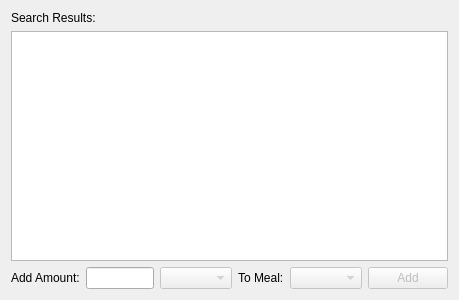
First picture: the form in src/select_food_control.ui, repository tylermchenry/nutrition_tracker, before the edit.
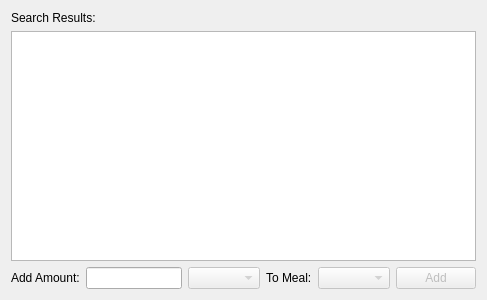
Second picture: the form after the edit.

Commit message: Fill in the units dropdown in the food select control with units for all valid base amount dimensions of the selected item

What changed in the file:
```diff
--- a/src/select_food_control.ui
+++ b/src/select_food_control.ui
@@ -6,7 +6,7 @@
    <rect>
     <x>0</x>
     <y>0</y>
-    <width>459</width>
+    <width>487</width>
     <height>300</height>
    </rect>
   </property>
@@ -48,6 +48,12 @@
        <property name="enabled">
         <bool>false</bool>
        </property>
+       <property name="sizePolicy">
+        <sizepolicy hsizetype="Expanding" vsizetype="Fixed">
+         <horstretch>0</horstretch>
+         <verstretch>0</verstretch>
+        </sizepolicy>
+       </property>
       </widget>
      </item>
      <item>
@@ -70,19 +76,6 @@
        </property>
       </widget>
      </item>
-     <item>
-      <spacer name="horizontalSpacer">
-       <property name="orientation">
-        <enum>Qt::Horizontal</enum>
-       </property>
-       <property name="sizeHint" stdset="0">
-        <size>
-         <width>40</width>
-         <height>20</height>
-        </size>
-       </property>
-      </spacer>
-     </item>
      <item>
       <widget class="QPushButton" name="btnAdd">
        <property name="enabled">
```
The commit also changes 5 other files.
